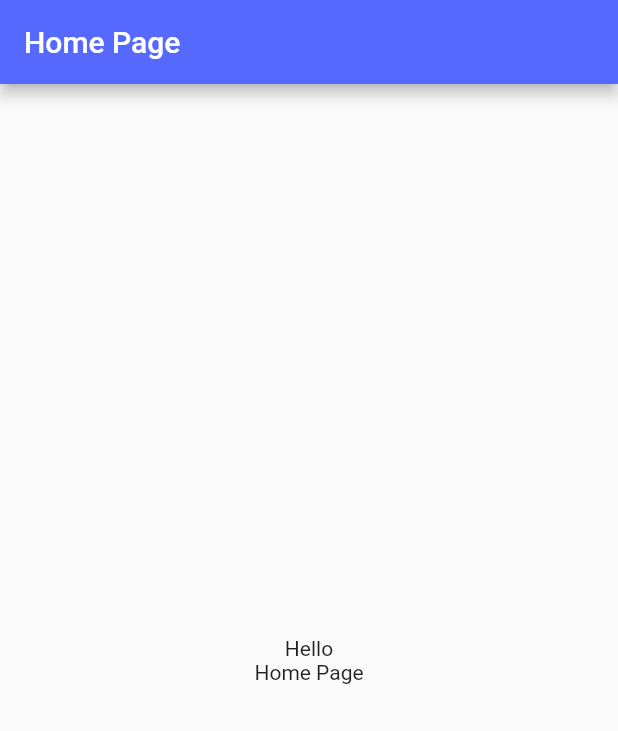
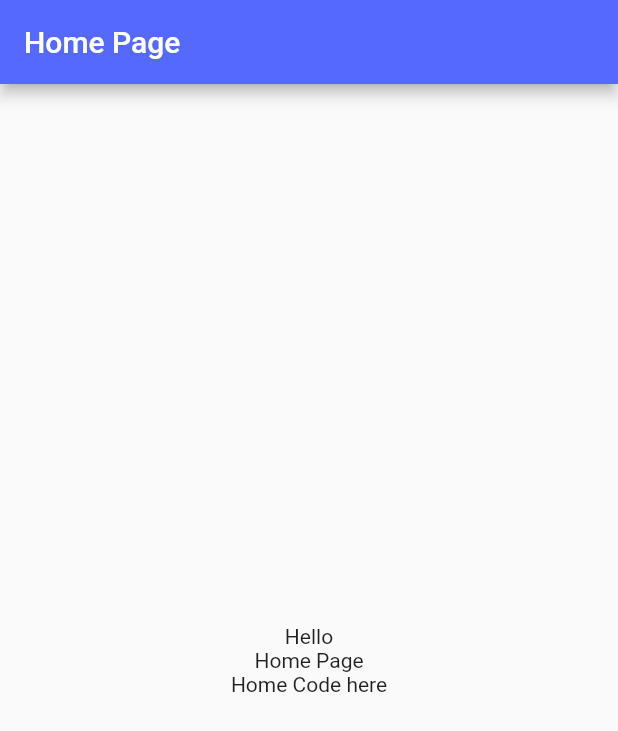
Before and after one commit to nazmulkhanliton/edusoft_tms, a Flutter app: the LoginPage screen opened directly, after a tap on "Log In", on a phone screen of 412 x 824 dp. Shown: the top 731 px of the screen. Run offline on Flutter 3.47's test engine with Material 2 defaults, Android fonts, the phone set to English and light mode, and no system bars; our stand-ins replace smooth_page_indicator.

Commit message:
Home page updated from windows

```diff
--- a/lib/Screens/Home/home_screen.dart
+++ b/lib/Screens/Home/home_screen.dart
@@ -34,6 +34,13 @@ class _HomeScreenState extends State<HomeScreen> {
               Text(
                 'Home Page'
               ),
+
+              SizedBox(
+                width: 10,
+              ),
+              Text(
+                  'Home Code here'
+              ),
             ],
           ),
         )
```
